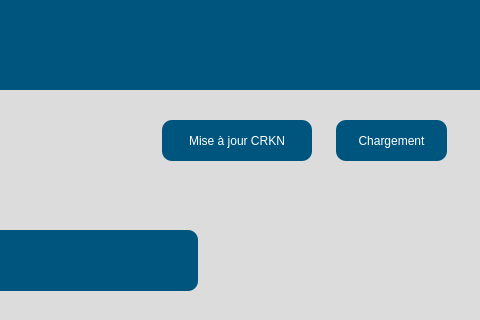
The window that src/user_interface/french_settingsPage.ui (eppenney/eBook-Perpetual-Access-Rights-Tracker) describes before a commit, drawn with Qt 5; both pictures show x 703 to 1183 and y 0 to 320 of the 1183 by 877 pixel window.
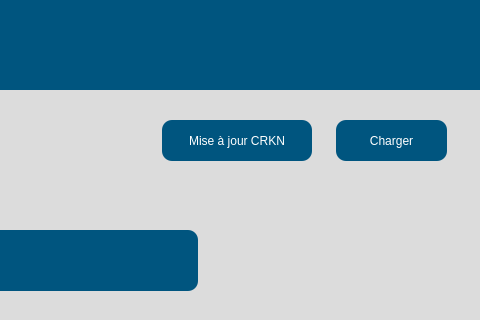
The same window after the commit. Icons and pictures are not drawn.

What changed in the file:
```diff
--- a/src/user_interface/french_settingsPage.ui
+++ b/src/user_interface/french_settingsPage.ui
@@ -115,7 +115,7 @@
         </string>
     </property>
     <property name="text">
-     <string>Chargement</string>
+     <string>Charger</string>
     </property>
    </widget>
    <widget class="QPushButton" name="updateCRKN">
```
